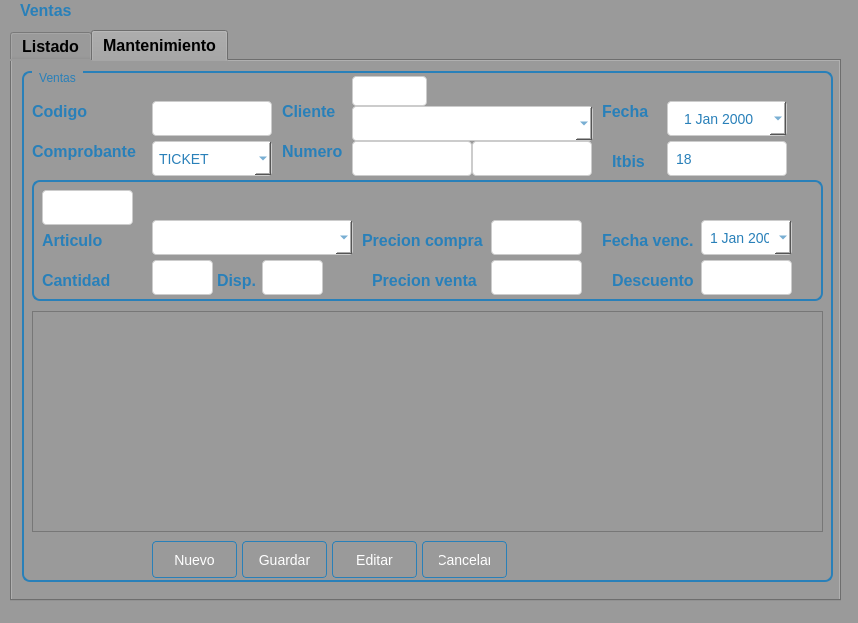
This is Sistema de ventas/ui/FrmVentas.ui in CodeDrTech/DevelopPython as Qt 5 draws it before an edit. The edited form follows.
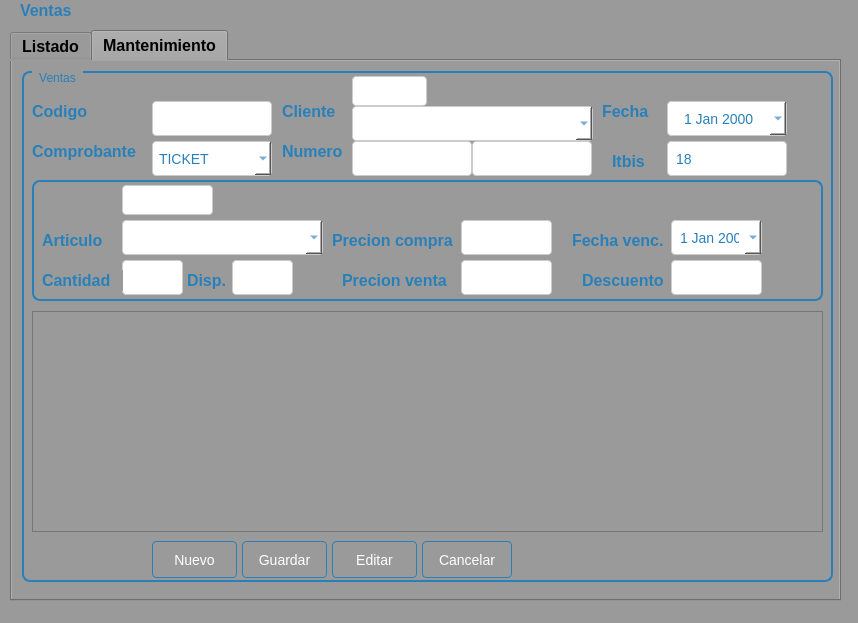
This is the edited form. The open tabs and pages were chosen to show the change.

Patch:
```diff
--- a/Sistema de ventas/ui/FrmVentas.ui
+++ b/Sistema de ventas/ui/FrmVentas.ui
@@ -681,7 +681,7 @@
         <rect>
          <x>400</x>
          <y>470</y>
-         <width>85</width>
+         <width>90</width>
          <height>37</height>
         </rect>
        </property>
@@ -1212,7 +1212,7 @@
        <widget class="QDateEdit" name="txtFechaVenc">
         <property name="geometry">
          <rect>
-          <x>669</x>
+          <x>639</x>
           <y>40</y>
           <width>91</width>
           <height>35</height>
@@ -1255,7 +1255,7 @@
        <widget class="QLabel" name="label_16">
         <property name="geometry">
          <rect>
-          <x>570</x>
+          <x>540</x>
           <y>50</y>
           <width>91</width>
           <height>21</height>
@@ -1279,7 +1279,7 @@
        <widget class="QLabel" name="label_17">
         <property name="geometry">
          <rect>
-          <x>580</x>
+          <x>550</x>
           <y>90</y>
           <width>91</width>
           <height>21</height>
@@ -1303,7 +1303,7 @@
        <widget class="QLabel" name="label_18">
         <property name="geometry">
          <rect>
-          <x>330</x>
+          <x>300</x>
           <y>50</y>
           <width>131</width>
           <height>21</height>
@@ -1327,7 +1327,7 @@
        <widget class="QLabel" name="label_19">
         <property name="geometry">
          <rect>
-          <x>340</x>
+          <x>310</x>
           <y>90</y>
           <width>111</width>
           <height>21</height>
@@ -1351,7 +1351,7 @@
        <widget class="QLineEdit" name="txtPrecioCom">
         <property name="geometry">
          <rect>
-          <x>459</x>
+          <x>429</x>
           <y>40</y>
           <width>91</width>
           <height>35</height>
@@ -1431,7 +1431,7 @@
        <widget class="QLineEdit" name="txtPrecioVen">
         <property name="geometry">
          <rect>
-          <x>459</x>
+          <x>429</x>
           <y>80</y>
           <width>91</width>
           <height>35</height>
@@ -1511,7 +1511,7 @@
        <widget class="QComboBox" name="cmbArticulo">
         <property name="geometry">
          <rect>
-          <x>120</x>
+          <x>90</x>
           <y>40</y>
           <width>201</width>
           <height>35</height>
@@ -1566,7 +1566,7 @@
        <widget class="QLineEdit" name="txtCantidad">
         <property name="geometry">
          <rect>
-          <x>120</x>
+          <x>90</x>
           <y>80</y>
           <width>61</width>
           <height>35</height>
@@ -1673,10 +1673,10 @@
        <widget class="QLineEdit" name="txtCodArticulo">
         <property name="geometry">
          <rect>
-          <x>10</x>
-          <y>10</y>
+          <x>90</x>
+          <y>5</y>
           <width>91</width>
-          <height>35</height>
+          <height>30</height>
          </rect>
         </property>
         <property name="styleSheet">
@@ -1756,7 +1756,7 @@
        <widget class="QLineEdit" name="txtStock">
         <property name="geometry">
          <rect>
-          <x>230</x>
+          <x>200</x>
           <y>80</y>
           <width>61</width>
           <height>35</height>
@@ -1836,7 +1836,7 @@
        <widget class="QLabel" name="label_22">
         <property name="geometry">
          <rect>
-          <x>185</x>
+          <x>155</x>
           <y>90</y>
           <width>41</width>
           <height>21</height>
@@ -1860,7 +1860,7 @@
        <widget class="QLineEdit" name="txtDescuento">
         <property name="geometry">
          <rect>
-          <x>669</x>
+          <x>639</x>
           <y>80</y>
           <width>91</width>
           <height>35</height>
```
